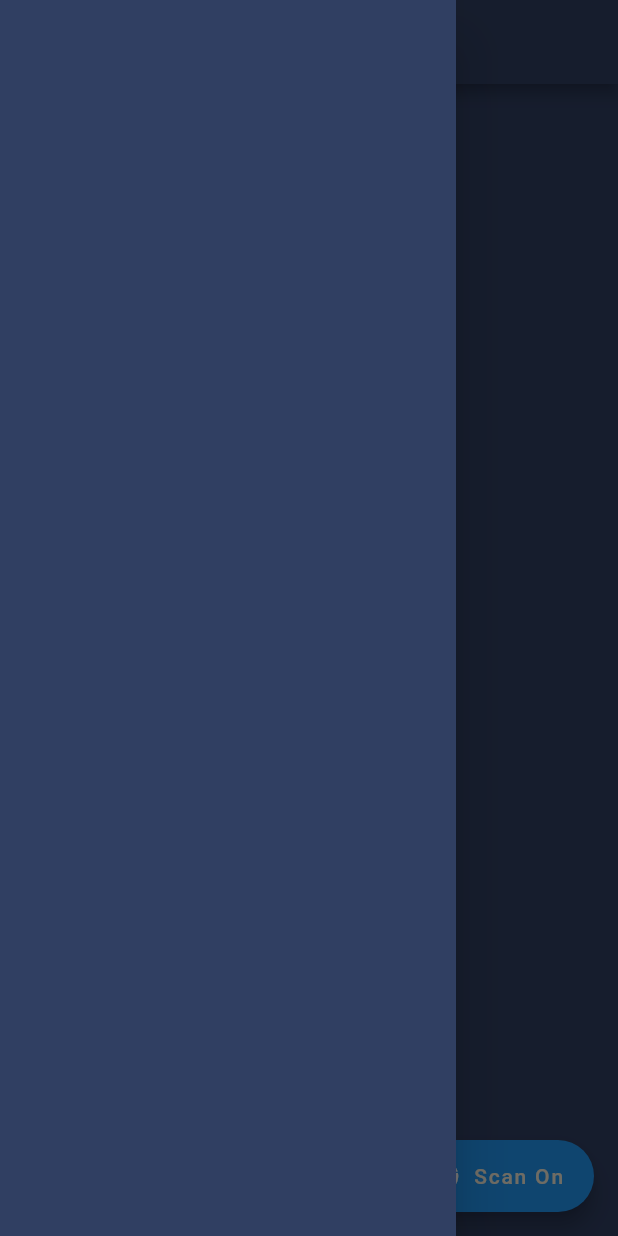
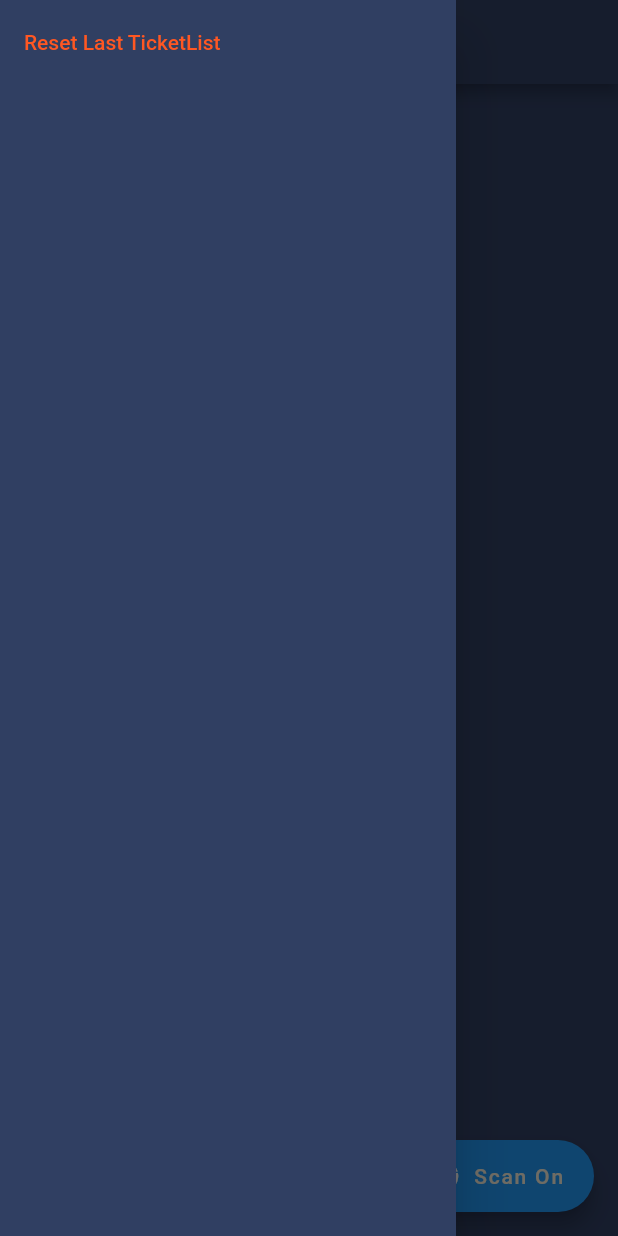
Before and after one commit to mabels/confotor, a Flutter app: the screen it shows after launch, with the side drawer open, on a phone screen of 412 x 824 dp. Run offline on Flutter 3.47's test engine with Material 2 defaults, Android fonts, the phone set to English and light mode, and no system bars; our stand-ins replace flutter_svg; missing offline and left inert: fast_qr_reader_view.

Commit message:
feat: enable the lastticketlist reset

```diff
--- a/lib/agents/check-in-manager.dart
+++ b/lib/agents/check-in-manager.dart
@@ -37,6 +37,9 @@ class CheckInManager {
           case AppLifecycleState.inactive:
             break;
         }
+      }
+      if (msg is ResetLastFoundTickets) {
+        appState.bus.add(_lastFoundTicketsStore.reset().toLastFoundTickets());
       }
       if (msg is JsonObject) {
         if (msg.json['lastFoundTickets'] != null) {
--- a/lib/components/confotor-drawer.dart
+++ b/lib/components/confotor-drawer.dart
@@ -1,7 +1,6 @@
 // import 'package:confotor/actions/scan-check-in-list-action.dart';
 import 'dart:async';
 
-import 'package:confotor/models/conference.dart';
 import 'package:confotor/models/conferences.dart';
 import 'package:confotor/msgs/conference-msg.dart';
 import 'package:confotor/msgs/msgs.dart';
@@ -11,6 +10,13 @@ import './confotor-app.dart';
 
 List<Widget> staticDrawer({ConfotorAppState appState}) {
   return [
+        ListTile(
+        key: Key('Reset Last TicketList'),
+        title: Text('Reset Last TicketList',
+          style: TextStyle(color: Colors.deepOrange)),
+        onTap: () {
+          appState.bus.add(ResetLastFoundTickets());
+        })
     // ListTile(
     //     key: Key('AddCheckInList'),
     //     title: Text('Add Check-In List',
--- a/lib/msgs/msgs.dart
+++ b/lib/msgs/msgs.dart
@@ -516,3 +516,6 @@ class JsonObjectError extends FileError {
       : str = str,
         super(error: error, fileName: fileName);
 }
+
+class ResetLastFoundTickets extends ConfotorMsg {
+}
--- a/lib/stores/last-found-tickets-store.dart
+++ b/lib/stores/last-found-tickets-store.dart
@@ -22,6 +22,11 @@ class LastFoundTicketsStore {
 
   LastFoundTickets toLastFoundTickets() {
     return LastFoundTickets(last: last, maxLen: maxLen);
+  }
+
+  LastFoundTicketsStore reset() {
+    last.clear();
+    return this;
   }
 
   LastFoundTicketsStore update(LastFoundTickets lft) {
```
Also changed, not shown: pubspec.yaml (+7 -0 lines), pubspec.lock, 17 other files.
